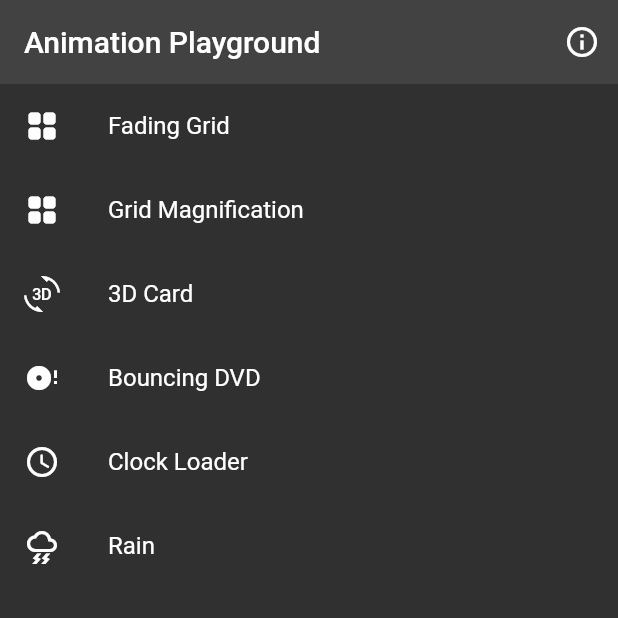
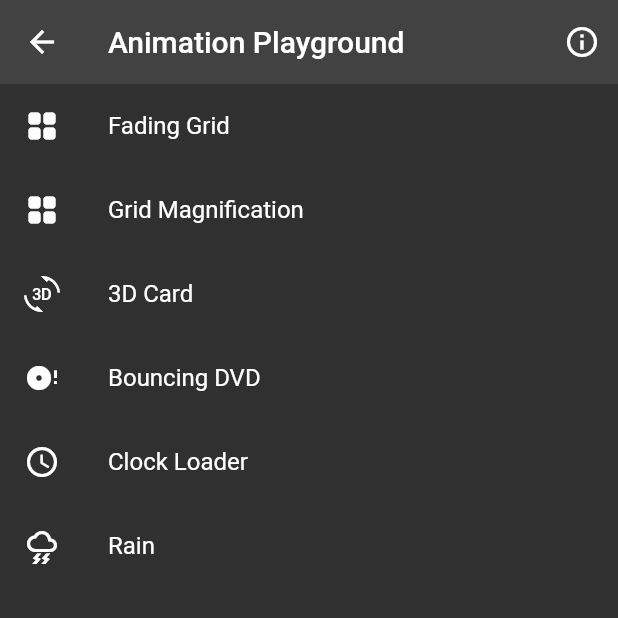
Before and after one commit to JideGuru/animation_playground, a Flutter app: the ListPage screen opened directly, on a phone screen of 412 x 824 dp, the top half of it. Run offline on Flutter 3.47's test engine with Material 2 defaults, Android fonts, the light colour scheme and no system bars.

Commit message:
better web support

```diff
--- /dev/null
+++ b/lib/animations/card/barrel.dart
@@ -0,0 +1 @@
+export 'three_dimensional_card.dart';
--- /dev/null
+++ b/lib/animations/coding_train_challenges/barrel.dart
@@ -0,0 +1,2 @@
+export 'bouncing_dvd.dart';
+export 'rain.dart';
--- /dev/null
+++ b/lib/animations/loaders/barrel.dart
@@ -0,0 +1 @@
+export 'clock_loader.dart';
--- a/lib/animations_list.dart
+++ b/lib/animations_list.dart
@@ -1,48 +1,42 @@
-import 'package:animation_playground/animations/card/three_dimensional_card.dart';
-import 'package:animation_playground/animations/coding_train_challenges/bouncing_dvd.dart';
-import 'package:animation_playground/animations/coding_train_challenges/rain.dart';
-import 'package:animation_playground/animations/loaders/clock_loader.dart';
 import 'package:flutter/material.dart';
-
-import 'animations/grid_magnification/barrel.dart';
 
 List animationList = [
   AnimationPage(
     title: 'Fading Grid',
-    page: const FadingGrid(),
+    route: '/fading-grid',
     icon: Icons.grid_view_rounded,
   ),
   AnimationPage(
     title: 'Grid Magnification',
-    page: const GridMagnification(),
+    route: '/grid-magnification',
     icon: Icons.grid_view_rounded,
   ),
   AnimationPage(
     title: '3D Card',
-    page: const ThreeDimensionalCard(),
+    route: '/3d-card',
     icon: Icons.threed_rotation,
   ),
   AnimationPage(
     title: 'Bouncing DVD',
-    page: const BouncingDVD(),
+    route: '/bouncing-dvd',
     icon: Icons.disc_full,
   ),
   AnimationPage(
     title: 'Clock Loader',
-    page: const ClockLoader(),
+    route: '/clock-loader',
     icon: Icons.access_time_rounded,
   ),
   AnimationPage(
     title: 'Rain',
-    page: const RainAnimation(),
+    route: '/rain',
     icon: Icons.thunderstorm_outlined,
   ),
 ];
 
 class AnimationPage {
   final String title;
-  final Widget page;
+  final String route;
   final IconData icon;
 
-  AnimationPage({required this.title, required this.page, required this.icon});
+  AnimationPage({required this.title, required this.route, required this.icon});
 }
```
Also changed, not shown: lib/list_page.dart (+3 -6 lines), lib/main.dart (+5 -3 lines), lib/routes.dart (added, +17 -0 lines), 2 other files.
